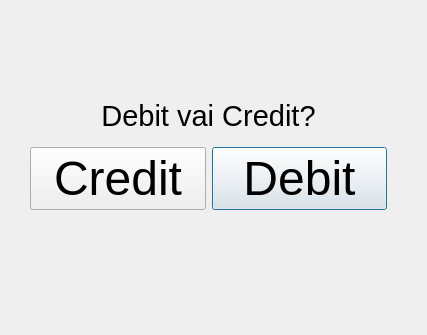
The window that bank-automat/debitorcredit.ui (tvt24kmo-project/group_15) describes before a commit, drawn with Qt 5.
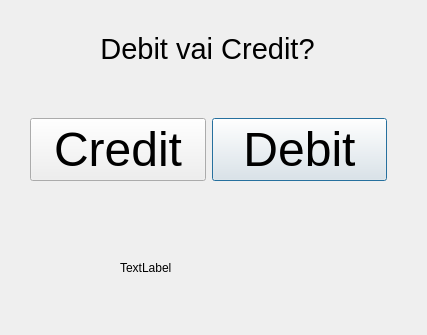
The same window after the commit.

Diff of the .ui file:
```diff
--- a/bank-automat/debitorcredit.ui
+++ b/bank-automat/debitorcredit.ui
@@ -13,7 +13,7 @@
   <property name="windowTitle">
    <string>Dialog</string>
   </property>
-  <widget class="QWidget" name="">
+  <widget class="QWidget" name="layoutWidget">
    <property name="geometry">
     <rect>
      <x>30</x>
@@ -23,7 +23,7 @@
     </rect>
    </property>
    <layout class="QGridLayout" name="gridLayout_2">
-    <item row="1" column="0">
+    <item row="0" column="0">
      <layout class="QGridLayout" name="gridLayout">
       <item row="0" column="1">
        <widget class="QPushButton" name="buttonDebit">
@@ -51,8 +51,17 @@
       </item>
      </layout>
     </item>
-    <item row="0" column="0">
-     <widget class="QLabel" name="label">
+   </layout>
+  </widget>
+  <widget class="QLabel" name="labelDOC">
+   <property name="geometry">
+    <rect>
+     <x>30</x>
+     <y>30</y>
+     <width>355</width>
+     <height>38</height>
+    </rect>
+   </property>
       <property name="font">
        <font>
         <pointsize>22</pointsize>
@@ -65,8 +74,18 @@
        <set>Qt::AlignmentFlag::AlignCenter</set>
       </property>
      </widget>
-    </item>
-   </layout>
+  <widget class="QLabel" name="label">
+   <property name="geometry">
+    <rect>
+     <x>120</x>
+     <y>260</y>
+     <width>191</width>
+     <height>16</height>
+    </rect>
+   </property>
+   <property name="text">
+    <string>TextLabel</string>
+   </property>
   </widget>
  </widget>
  <resources/>
```
Lines whose indentation alone changed are shown as unchanged.
